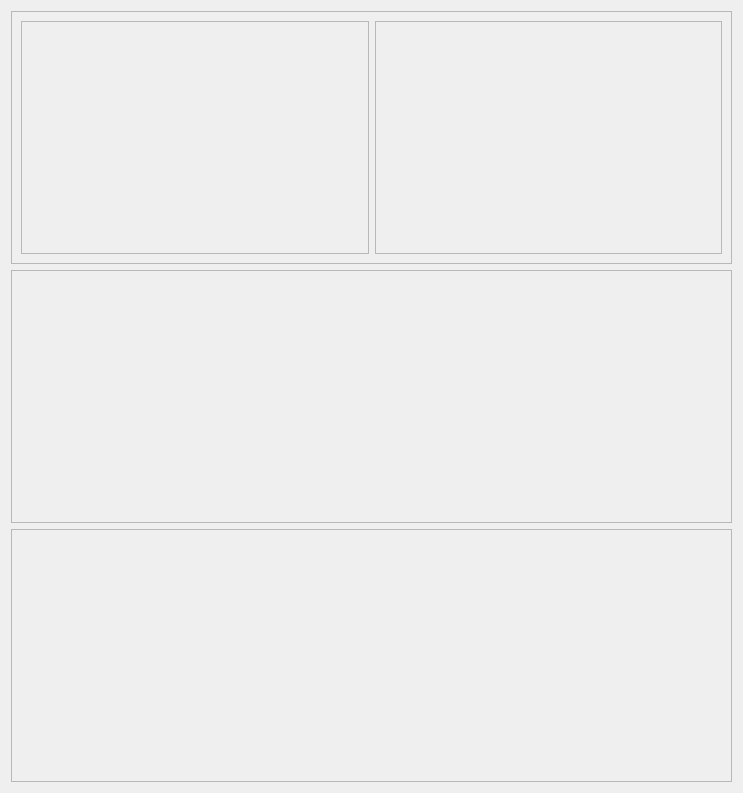
commontk/CTK, file Libs/DICOM/Widgets/Resources/UI/qCTKDCMTKQueryRetrieveWidget.ui: the form before one commit.
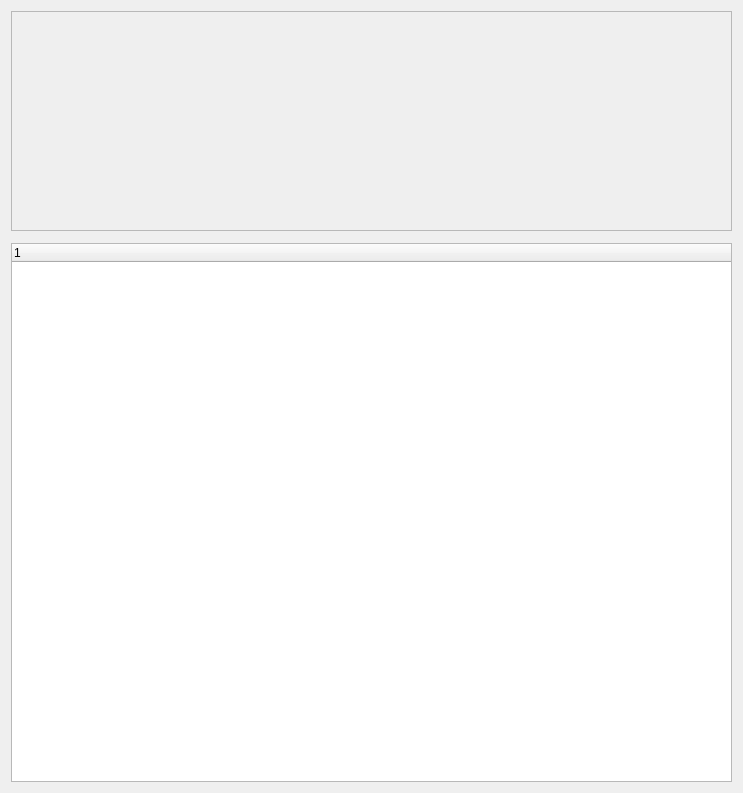
The form after the commit. Custom widgets are drawn as their Qt base class.

Commit message: ENH: use promotion to include designed widgets in designed form

```diff
--- a/Libs/DICOM/Widgets/Resources/UI/qCTKDCMTKQueryRetrieveWidget.ui
+++ b/Libs/DICOM/Widgets/Resources/UI/qCTKDCMTKQueryRetrieveWidget.ui
@@ -24,23 +24,18 @@
      </property>
      <layout class="QHBoxLayout" name="horizontalLayout">
       <item>
-       <widget class="QFrame" name="locationsFrame">
-        <property name="frameShape">
-         <enum>QFrame::StyledPanel</enum>
-        </property>
-        <property name="frameShadow">
-         <enum>QFrame::Raised</enum>
+       <widget class="qCTKDCMTKServerNodeWidget" name="locationWidget" native="true">
+        <property name="minimumSize">
+         <size>
+          <width>300</width>
+          <height>200</height>
+         </size>
         </property>
        </widget>
       </item>
       <item>
-       <widget class="QFrame" name="queryFrame">
-        <property name="frameShape">
-         <enum>QFrame::StyledPanel</enum>
-        </property>
-        <property name="frameShadow">
-         <enum>QFrame::Raised</enum>
-        </property>
+       <widget class="qCTKDCMTKQueryWidget" name="queryWidget" native="true">
+        <zorder>locationWidget</zorder>
        </widget>
       </item>
      </layout>
@@ -57,17 +52,30 @@
     </widget>
    </item>
    <item>
-    <widget class="QFrame" name="viewFrame">
-     <property name="frameShape">
-      <enum>QFrame::StyledPanel</enum>
-     </property>
-     <property name="frameShadow">
-      <enum>QFrame::Raised</enum>
-     </property>
+    <widget class="QTreeWidget" name="treeWidget">
+     <column>
+      <property name="text">
+       <string notr="true">1</string>
+      </property>
+     </column>
     </widget>
    </item>
   </layout>
  </widget>
+ <customwidgets>
+  <customwidget>
+   <class>qCTKDCMTKQueryWidget</class>
+   <extends>QWidget</extends>
+   <header>qctkdcmtkquerywidget.h</header>
+   <container>1</container>
+  </customwidget>
+  <customwidget>
+   <class>qCTKDCMTKServerNodeWidget</class>
+   <extends>QWidget</extends>
+   <header>qctkdcmtkservernodewidget.h</header>
+   <container>1</container>
+  </customwidget>
+ </customwidgets>
  <resources/>
  <connections/>
 </ui>
```
The commit also changes 2 other files.
